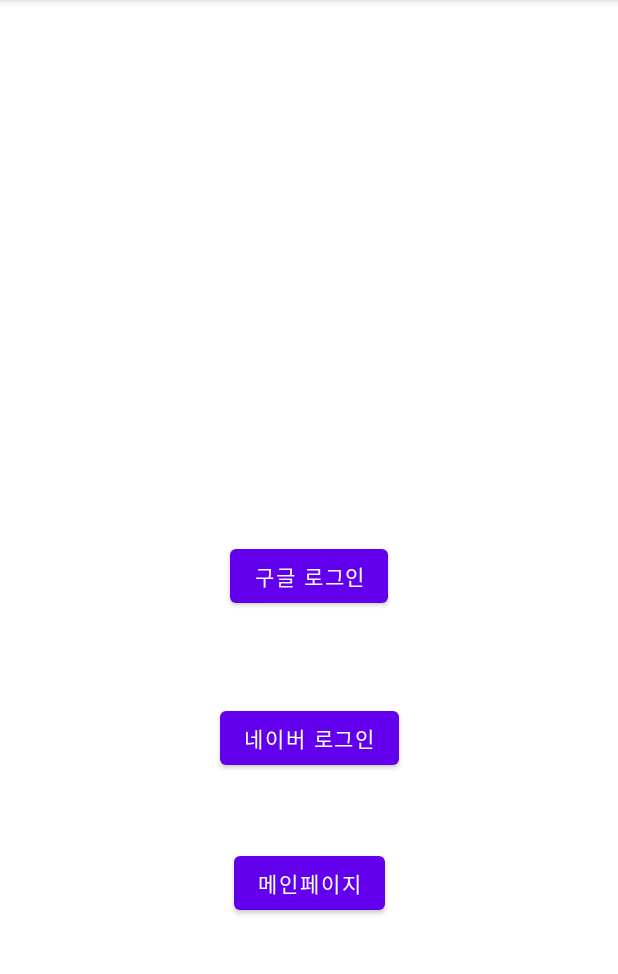
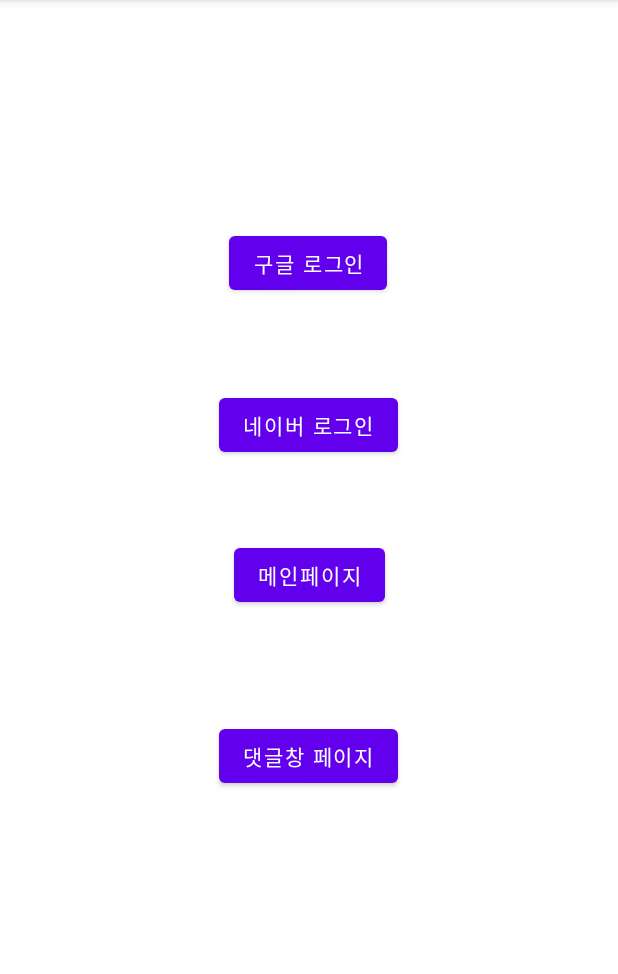
Before and after one commit to Green-Calendar-1/Green-Calendar-1, an Android app: the screen it shows after launch (LoginActivity), on a phone screen of 412 x 824 dp, the part 84-1058 px from its top. Run offline under Robolectric (Android 15) with nearby library versions, the phone set to English and light mode, and no system bars; our stand-ins replace Firebase (no records; nobody signed in at launch, a user with empty details on screens opened directly); libraries missing offline, so code that uses them is left out: com.navercorp.nid; 1 statement that could not run was skipped.

Commit message:
댓글창 추가

```diff
--- a/app/build.gradle
+++ b/app/build.gradle
@@ -56,6 +56,9 @@
     // sharedPreferences
     implementation 'androidx.preference:preference-ktx:1.2.0'
 
+    // circleImageView
+    implementation 'de.hdodenhof:circleimageview:3.1.0'
+    implementation fileTree(dir: 'libs', includes: ['*.jar'])
 
     implementation 'androidx.core:core-ktx:1.7.0'
     implementation 'androidx.appcompat:appcompat:1.4.2'
--- a/app/src/main/AndroidManifest.xml
+++ b/app/src/main/AndroidManifest.xml
@@ -13,6 +13,9 @@
         android:supportsRtl="true"
         android:theme="@style/Theme.GreenCalendar10"
         tools:targetApi="31">
+        <activity
+            android:name=".CommentList"
+            android:exported="false" />
         <activity
             android:name=".ProfileSettingActivity"
             android:exported="false" />
--- /dev/null
+++ b/app/src/main/java/com/example/greencalendar10/Comment.kt
@@ -0,0 +1,3 @@
+package com.example.greencalendar10
+
+class Comment (val commentUserName: String, val commentContent: String, val commentTime: String, val profileImg: String )
--- a/app/src/main/java/com/example/greencalendar10/LoginActivity.kt
+++ b/app/src/main/java/com/example/greencalendar10/LoginActivity.kt
@@ -112,6 +112,12 @@
             startActivity(intentToMain)
         }
 
+        // 댓글창 화면 연결
+        binding.commentListPageBtn.setOnClickListener{
+            val intentToCommentList = Intent(this, CommentList::class.java)
+            startActivity(intentToCommentList)
+        }
+
 
 
         //-----------------네이버 로그인--------------------
--- /dev/null
+++ b/app/src/main/res/drawable/comment_layout_background.xml
@@ -0,0 +1,6 @@
+<?xml version="1.0" encoding="utf-8"?>
+<shape xmlns:android="http://schemas.android.com/apk/res/android"
+    android:shape="rectangle">
+    <solid android:color="@color/background" />
+    <corners android:radius="10dp" />
+</shape>
--- a/app/src/main/res/layout/activity_login.xml
+++ b/app/src/main/res/layout/activity_login.xml
@@ -7,25 +7,28 @@
     tools:context=".LoginActivity">
 
     <Button
+        android:id="@+id/naverLoginBtn"
+        android:layout_width="wrap_content"
+        android:layout_height="wrap_content"
+        android:text="네이버 로그인"
+        app:layout_constraintBottom_toBottomOf="parent"
+        app:layout_constraintEnd_toEndOf="parent"
+        app:layout_constraintHorizontal_bias="0.498"
+        app:layout_constraintStart_toStartOf="parent"
+        app:layout_constraintTop_toTopOf="parent"
+        app:layout_constraintVertical_bias="0.36" />
+
+    <Button
         android:id="@+id/googleLoginBtn"
         android:layout_width="wrap_content"
         android:layout_height="wrap_content"
         android:text="구글 로그인"
         app:layout_constraintBottom_toBottomOf="parent"
         app:layout_constraintEnd_toEndOf="parent"
-        app:layout_constraintStart_toStartOf="parent"
-        app:layout_constraintTop_toTopOf="parent" />
-
-    <Button
-        android:id="@+id/naverLoginBtn"
-        android:layout_width="wrap_content"
-        android:layout_height="wrap_content"
-        android:text="네이버 로그인"
-        app:layout_constraintBottom_toBottomOf="parent"
-        app:layout_constraintEnd_toEndOf="parent"
+        app:layout_constraintHorizontal_bias="0.498"
         app:layout_constraintStart_toStartOf="parent"
         app:layout_constraintTop_toTopOf="parent"
-        app:layout_constraintVertical_bias="0.65" />
+        app:layout_constraintVertical_bias="0.21" />
 
     <Button
         android:id="@+id/homePageBtn"
@@ -36,6 +39,18 @@
         app:layout_constraintEnd_toEndOf="parent"
         app:layout_constraintStart_toStartOf="parent"
         app:layout_constraintTop_toTopOf="parent"
-        app:layout_constraintVertical_bias="0.784" />
+        app:layout_constraintVertical_bias="0.499" />
+
+    <Button
+        android:id="@+id/commentListPageBtn"
+        android:layout_width="wrap_content"
+        android:layout_height="wrap_content"
+        android:text="댓글창 페이지"
+        app:layout_constraintBottom_toBottomOf="parent"
+        app:layout_constraintEnd_toEndOf="parent"
+        app:layout_constraintHorizontal_bias="0.498"
+        app:layout_constraintStart_toStartOf="parent"
+        app:layout_constraintTop_toTopOf="parent"
+        app:layout_constraintVertical_bias="0.667" />
 
 </androidx.constraintlayout.widget.ConstraintLayout>
--- a/app/src/main/res/values/colors.xml
+++ b/app/src/main/res/values/colors.xml
@@ -7,4 +7,5 @@
     <color name="teal_700">#FF018786</color>
     <color name="black">#FF000000</color>
     <color name="white">#FFFFFFFF</color>
+    <color name="background">#42D8E3C0</color>
 </resources>
```
Also changed, not shown: app/src/main/java/com/example/greencalendar10/CommentList.kt (added, +26 -0 lines), app/src/main/java/com/example/greencalendar10/CommentListAdapter.kt (added, +43 -0 lines), app/src/main/res/layout/activity_comment_list.xml (added, +20 -0 lines), app/src/main/res/layout/comment_lv_item.xml (added, +99 -0 lines), app/src/main/res/drawable/profile_temp.jpg (added).
